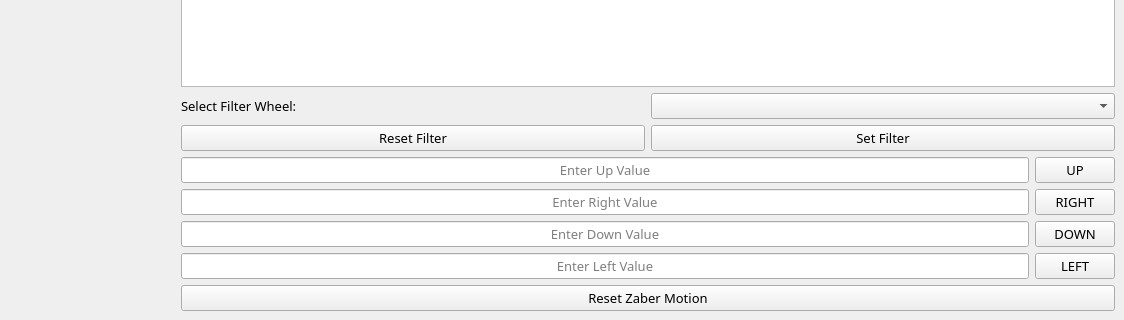
The window that MainWindowGUI.ui (tarunjoseph93/Prisms_v2.0) describes before a commit, drawn with Qt 5; both pictures show x 0 to 1124 and y 446 to 766 of the 1124 by 766 pixel window.
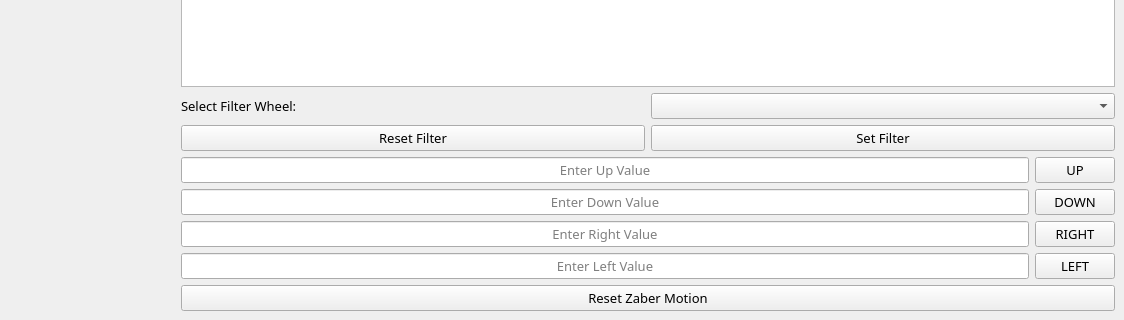
The same window after the commit.

```diff
--- a/MainWindowGUI.ui
+++ b/MainWindowGUI.ui
@@ -123,33 +123,6 @@
             </item>
            </layout>
           </item>
-          <item>
-           <layout class="QHBoxLayout" name="horizontalLayout_3">
-            <item>
-             <widget class="QLineEdit" name="RightLineEdit">
-              <property name="inputMask">
-               <string/>
-              </property>
-              <property name="text">
-               <string notr="true"/>
-              </property>
-              <property name="alignment">
-               <set>Qt::AlignCenter</set>
-              </property>
-              <property name="placeholderText">
-               <string notr="true">Enter Right Value</string>
-              </property>
-             </widget>
-            </item>
-            <item>
-             <widget class="QPushButton" name="RightPushButton">
-              <property name="text">
-               <string>RIGHT</string>
-              </property>
-             </widget>
-            </item>
-           </layout>
-          </item>
           <item>
            <layout class="QHBoxLayout" name="horizontalLayout_2">
             <item>
@@ -177,6 +150,33 @@
             </item>
            </layout>
           </item>
+          <item>
+           <layout class="QHBoxLayout" name="horizontalLayout_3">
+            <item>
+             <widget class="QLineEdit" name="RightLineEdit">
+              <property name="inputMask">
+               <string/>
+              </property>
+              <property name="text">
+               <string notr="true"/>
+              </property>
+              <property name="alignment">
+               <set>Qt::AlignCenter</set>
+              </property>
+              <property name="placeholderText">
+               <string notr="true">Enter Right Value</string>
+              </property>
+             </widget>
+            </item>
+            <item>
+             <widget class="QPushButton" name="RightPushButton">
+              <property name="text">
+               <string>RIGHT</string>
+              </property>
+             </widget>
+            </item>
+           </layout>
+          </item>
           <item>
            <layout class="QHBoxLayout" name="horizontalLayout_4">
             <item>
```
